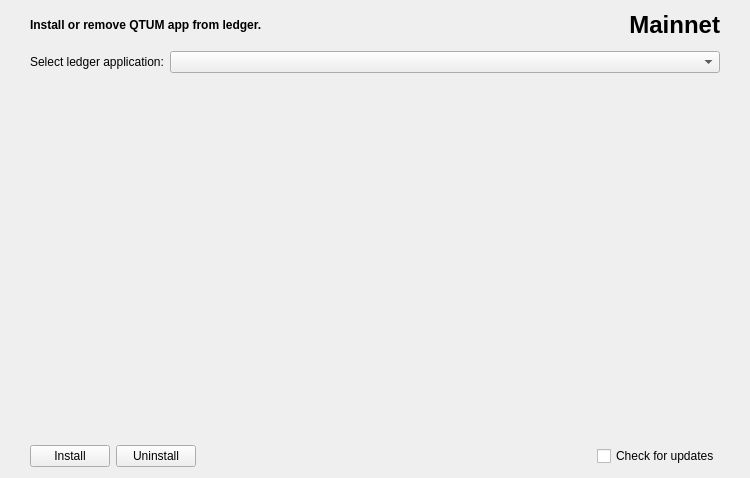
The window that src/qt/forms/qtumledgerinstallerdialog.ui (qtumproject/qtum-ledger-loader) describes before a commit, drawn with Qt 5.
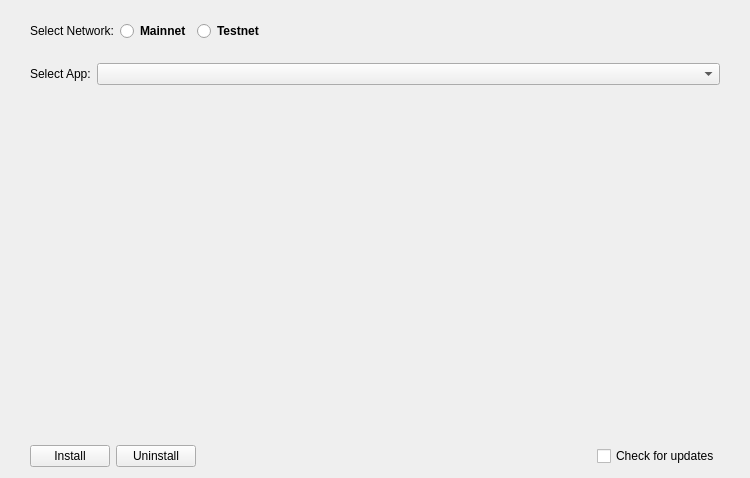
The same window after the commit.

Commit message: Use radio buttons for network selection

The edit to the form file:
```diff
--- a/src/qt/forms/qtumledgerinstallerdialog.ui
+++ b/src/qt/forms/qtumledgerinstallerdialog.ui
@@ -37,24 +37,31 @@
       </property>
       <item>
        <layout class="QHBoxLayout" name="horizontalLayout">
+        <property name="topMargin">
+         <number>10</number>
+        </property>
+        <property name="bottomMargin">
+         <number>10</number>
+        </property>
         <item>
          <widget class="QLabel" name="labelTitle">
           <property name="font">
            <font>
-            <weight>75</weight>
-            <bold>true</bold>
+            <weight>50</weight>
+            <bold>false</bold>
            </font>
           </property>
           <property name="text">
-           <string>Install or remove QTUM app from ledger.</string>
+           <string>Select Network:</string>
           </property>
          </widget>
         </item>
         <item>
-         <widget class="QLabel" name="labelNetwork">
+         <layout class="QHBoxLayout" name="horizontalLayout_3">
+          <item>
+           <widget class="QRadioButton" name="radioMainnet">
           <property name="font">
            <font>
-            <pointsize>18</pointsize>
             <weight>75</weight>
             <bold>true</bold>
            </font>
@@ -62,10 +69,35 @@
           <property name="text">
            <string>Mainnet</string>
           </property>
-          <property name="alignment">
-           <set>Qt::AlignRight|Qt::AlignTrailing|Qt::AlignVCenter</set>
-          </property>
-         </widget>
+           </widget>
+          </item>
+          <item>
+           <widget class="QRadioButton" name="radioTestnet">
+            <property name="font">
+             <font>
+              <weight>75</weight>
+              <bold>true</bold>
+             </font>
+            </property>
+            <property name="text">
+             <string>Testnet</string>
+            </property>
+           </widget>
+          </item>
+          <item>
+           <spacer name="horizontalSpacer_2">
+            <property name="orientation">
+             <enum>Qt::Horizontal</enum>
+            </property>
+            <property name="sizeHint" stdset="0">
+             <size>
+              <width>40</width>
+              <height>20</height>
+             </size>
+            </property>
+           </spacer>
+          </item>
+         </layout>
         </item>
        </layout>
       </item>
@@ -83,7 +115,7 @@
            </sizepolicy>
           </property>
           <property name="text">
-           <string>Select ledger application:</string>
+           <string>Select App:</string>
           </property>
          </widget>
         </item>
```
Lines whose indentation alone changed are shown as unchanged. The commit also changes 1 other file.
